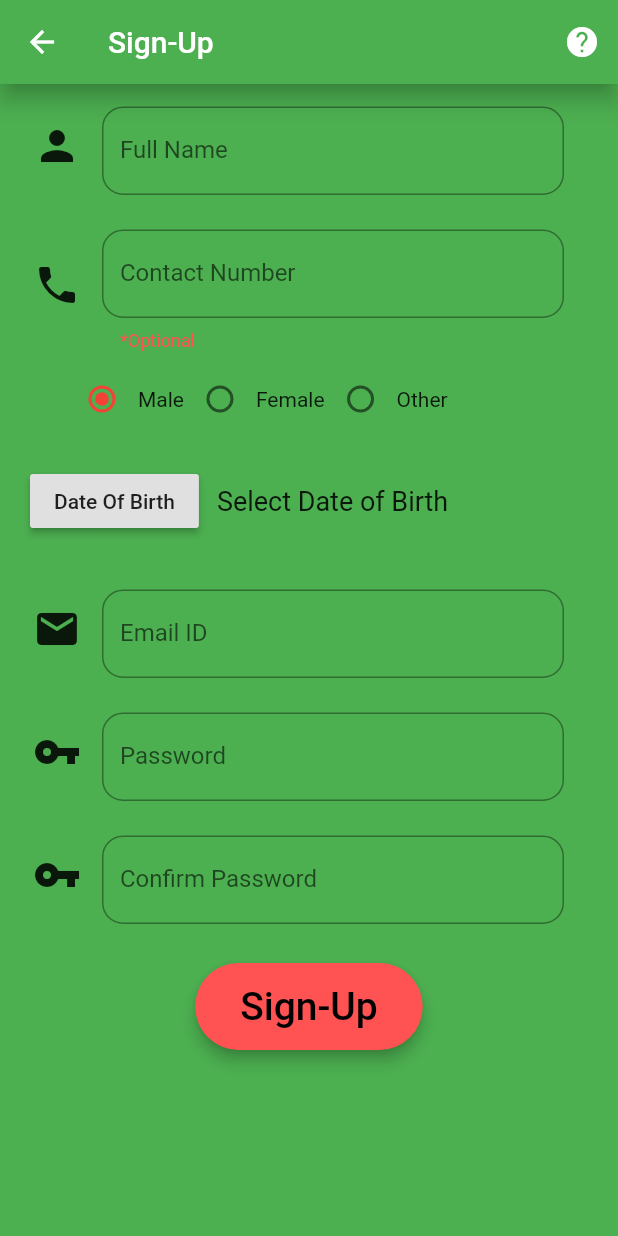
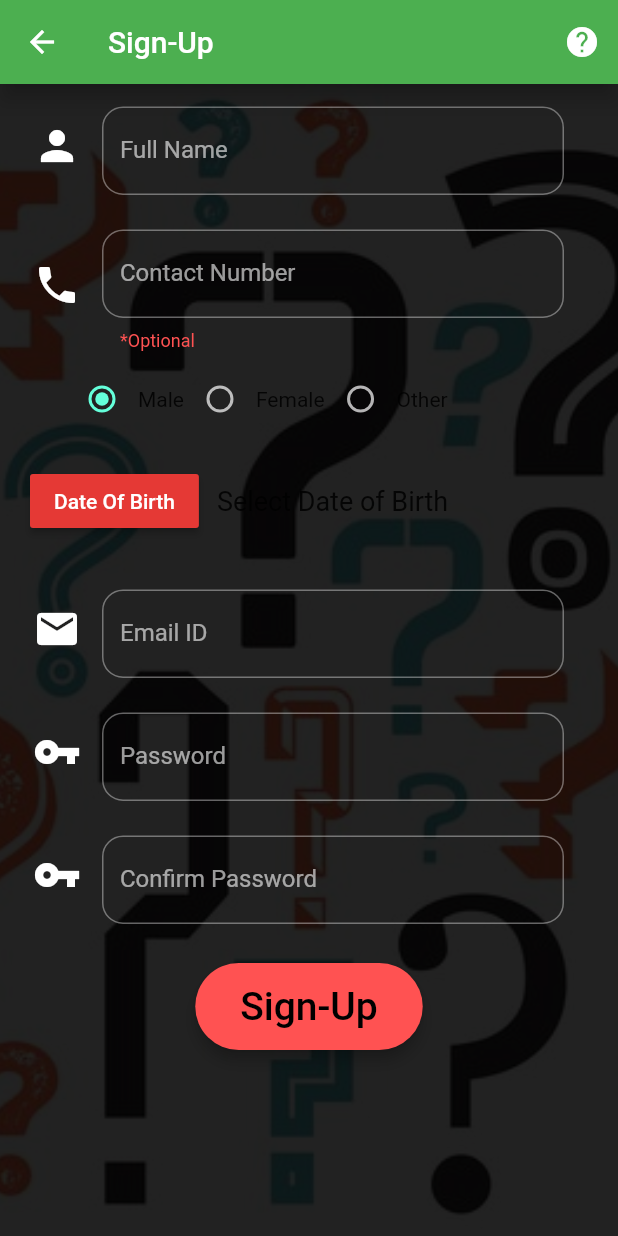
Before and after one commit to aditmodhvadia/trivia_quiz, a Flutter app: the signUpPage screen opened by its route, on a phone screen of 412 x 824 dp. Run offline on Flutter 3.47's test engine with Material 2 defaults, Android fonts, the phone set to English and light mode, and no system bars; our stand-ins replace firebase_auth, firebase_database; accounts and stored records are empty.

Commit message:
add background to sign in/up TODO: change style of text in sign up

```diff
--- a/lib/pages/sign_up.dart
+++ b/lib/pages/sign_up.dart
@@ -54,7 +54,21 @@ class SignUpPage extends State<signUpPage> {
         ),
         backgroundColor: Colors.green[500],
       ),
-      body: new SingleChildScrollView(
+      body: new Stack(
+        fit: StackFit.expand,
+        children: <Widget>[
+          new Image(
+            image: new AssetImage('assets/quiz_bg.jpg'),
+            fit: BoxFit.cover,
+            color: Colors.black87,
+            colorBlendMode: BlendMode.darken,
+          ),
+          new SingleChildScrollView(
+            child: Theme(
+              data: new ThemeData(
+                brightness: Brightness.dark,
+                primarySwatch: Colors.red
+              ),
               child: new Column(
                 mainAxisAlignment: MainAxisAlignment.center,
                 crossAxisAlignment: CrossAxisAlignment.center,
@@ -300,6 +314,9 @@ class SignUpPage extends State<signUpPage> {
                 ],
               ),
             ),
+          ),
+        ],
+      ),
       backgroundColor: Colors.green[500],
       resizeToAvoidBottomPadding: false,
     );
```
Also changed, not shown: lib/pages/sign_in.dart (+18 -2 lines). Lines whose indentation alone changed are shown as unchanged.
